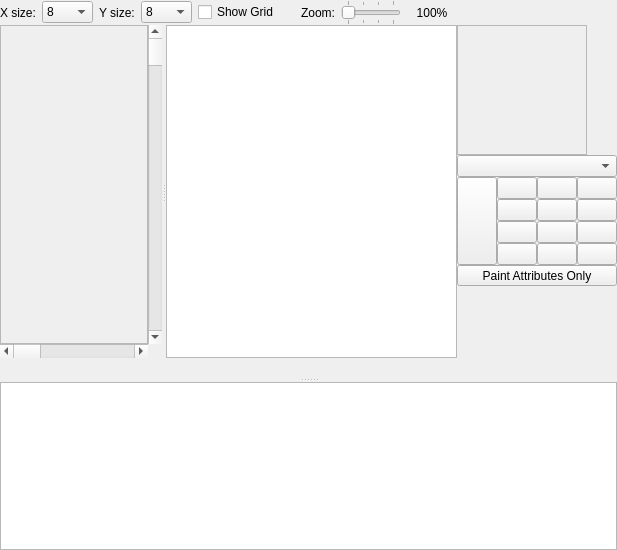
This is designers/tile_stamp_editor/tilestampeditorform.ui in christopherpow/nesicide as Qt 5 draws it before an edit. The edited form follows.
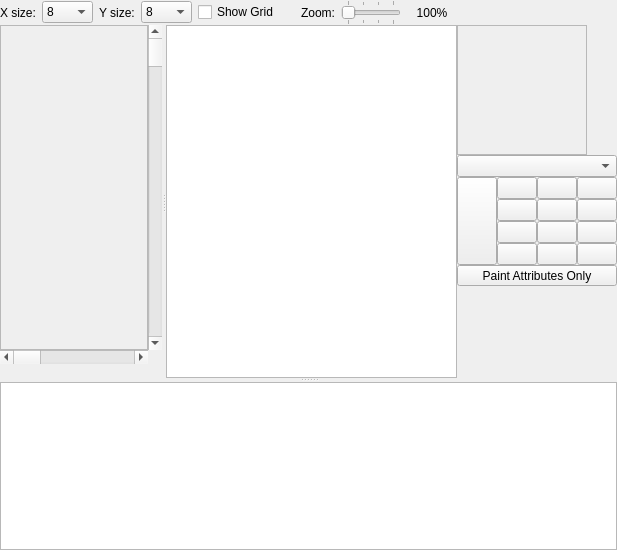
This is the edited form. Icons and pictures are not drawn. Custom widgets are drawn as their Qt base class.

Commit message: More work on tile properties.  Enums can be created.  Fixing save-marker on tabs so it doesn't disappear when an already-open tab is reopened. Fixing layout of Tile Editor a bit.

Patch:
```diff
--- a/designers/tile_stamp_editor/tilestampeditorform.ui
+++ b/designers/tile_stamp_editor/tilestampeditorform.ui
@@ -325,6 +325,35 @@
              </property>
             </widget>
            </item>
+           <item row="2" column="0" colspan="2">
+            <layout class="QHBoxLayout" name="horizontalLayout_2">
+             <property name="spacing">
+              <number>0</number>
+             </property>
+             <property name="sizeConstraint">
+              <enum>QLayout::SetDefaultConstraint</enum>
+             </property>
+             <item>
+              <widget class="QLabel" name="info">
+               <property name="sizePolicy">
+                <sizepolicy hsizetype="Ignored" vsizetype="Fixed">
+                 <horstretch>0</horstretch>
+                 <verstretch>0</verstretch>
+                </sizepolicy>
+               </property>
+               <property name="text">
+                <string/>
+               </property>
+               <property name="scaledContents">
+                <bool>false</bool>
+               </property>
+               <property name="indent">
+                <number>0</number>
+               </property>
+              </widget>
+             </item>
+            </layout>
+           </item>
           </layout>
          </widget>
          <widget class="QWidget" name="gridLayoutWidget_2">
@@ -933,36 +962,6 @@
          </item>
         </layout>
        </item>
-       <item row="2" column="0">
-        <layout class="QHBoxLayout" name="horizontalLayout_2">
-         <property name="spacing">
-          <number>0</number>
-         </property>
-         <property name="sizeConstraint">
-          <enum>QLayout::SetDefaultConstraint</enum>
-         </property>
-         <item>
-          <widget class="QLabel" name="info">
-           <property name="text">
-            <string/>
-           </property>
-          </widget>
-         </item>
-         <item>
-          <spacer name="horizontalSpacer_2">
-           <property name="orientation">
-            <enum>Qt::Horizontal</enum>
-           </property>
-           <property name="sizeHint" stdset="0">
-            <size>
-             <width>40</width>
-             <height>20</height>
-            </size>
-           </property>
-          </spacer>
-         </item>
-        </layout>
-       </item>
       </layout>
      </widget>
      <widget class="QTableView" name="propertyTableView">
```
The commit also changes 17 other files.
